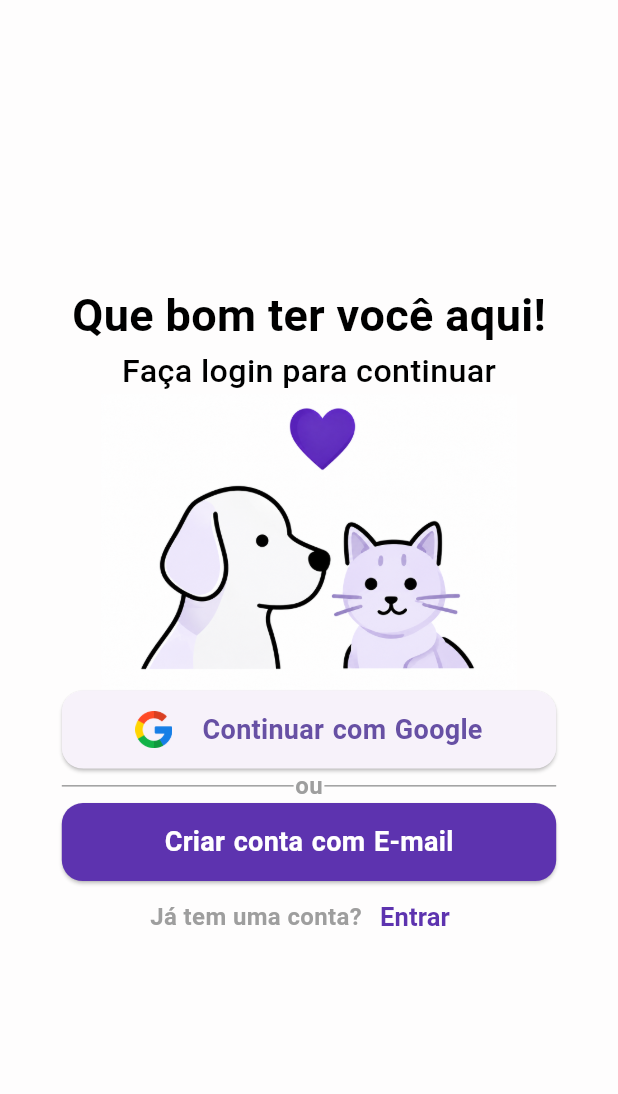
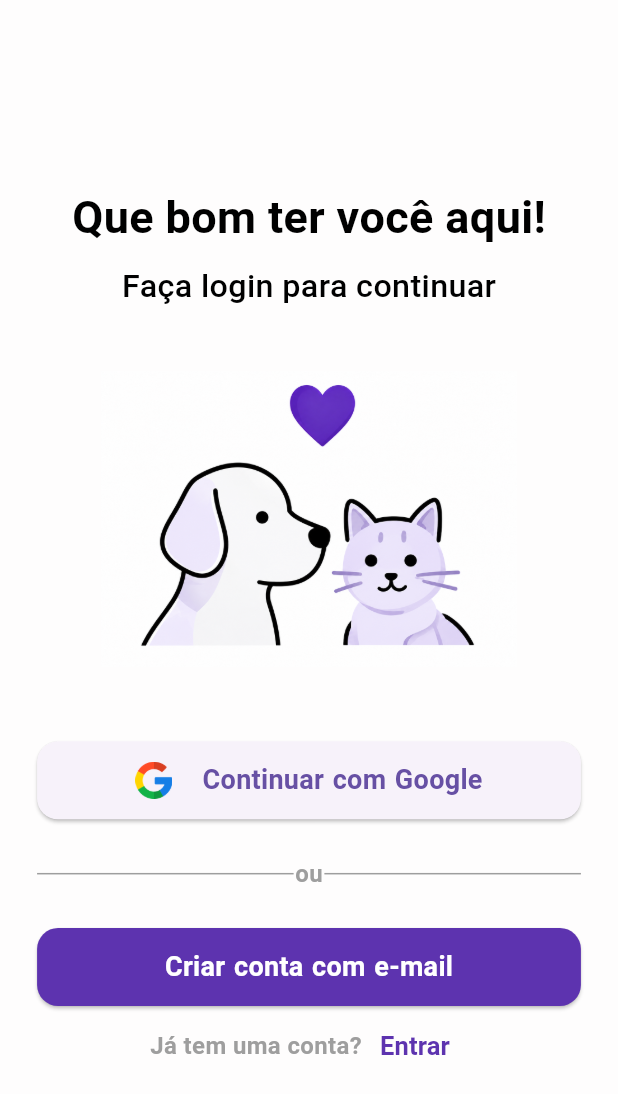
Before and after one commit to ErickMatheus-ProgBr/Lua, a Flutter app: the screen it shows after launch, after a tap on "Começar", on a phone screen of 412 x 824 dp. Shown: the top 1094 px of the screen. Run offline on Flutter 3.47's test engine with Material 3 defaults, Android fonts, the phone set to English and light mode, and no system bars; our stand-ins replace font_awesome_flutter.

Commit message:
feat(auth): implementa interface de login e fluxo inicial

```diff
--- a/lib/features/auth/presentation/pages/login_screen.dart
+++ b/lib/features/auth/presentation/pages/login_screen.dart
@@ -21,29 +21,32 @@ class _LoginScreenState extends State<LoginScreen> {
       backgroundColor: ThemeColors.secundary,
       body: Container(
         margin: EdgeInsets.symmetric(
-          horizontal: context.width * 0.1,
+          horizontal: context.width * 0.06,
           vertical: context.height * 0.15,
         ),
 
-        // width: context.width * 0.8,
-        // height: context.height * 2, //
         child: Column(
           mainAxisAlignment: MainAxisAlignment.center,
           children: [
             Text(
               "Que bom ter você aqui!",
               style: TextStyle(color: Colors.black, fontSize: 30, fontWeight: FontWeight.bold),
-            ), //
+            ),
+            SizedBox(height: context.height * 0.01),
             Text(
               "Faça login para continuar",
               style: TextStyle(color: Colors.black, fontSize: 21.5, fontWeight: FontWeight.w500),
             ),
+
+            SizedBox(height: context.height * 0.05),
 
             Image.asset(
               "assets/images/petsAuth.png",
               height: context.height * 0.24,
               width: context.width * 0.9,
             ),
+
+            SizedBox(height: context.height * 0.06),
 
             ElevatedButton(
               style: ElevatedButton.styleFrom(
@@ -73,6 +76,9 @@ class _LoginScreenState extends State<LoginScreen> {
                 ],
               ),
             ),
+
+            SizedBox(height: context.height * 0.030),
+
             Row(
               children: [
                 Expanded(child: Divider(color: Colors.grey, thickness: 1)), //
@@ -87,6 +93,9 @@ class _LoginScreenState extends State<LoginScreen> {
                 SizedBox(height: 20),
               ],
             ),
+
+            SizedBox(height: context.height * 0.030),
+
             ElevatedButton(
               style: ElevatedButton.styleFrom(
                 backgroundColor: ThemeColors.primary,
@@ -103,7 +112,7 @@ class _LoginScreenState extends State<LoginScreen> {
                 children: [
                   //
                   Text(
-                    "Criar conta com E-mail",
+                    "Criar conta com e-mail",
                     style: TextStyle(
                       fontSize: 18,
                       color: Colors.white,
@@ -115,6 +124,8 @@ class _LoginScreenState extends State<LoginScreen> {
                 ],
               ),
             ),
+
+            SizedBox(height: context.height * 0.003),
             Row(
               mainAxisAlignment: MainAxisAlignment.center,
               children: [
```
